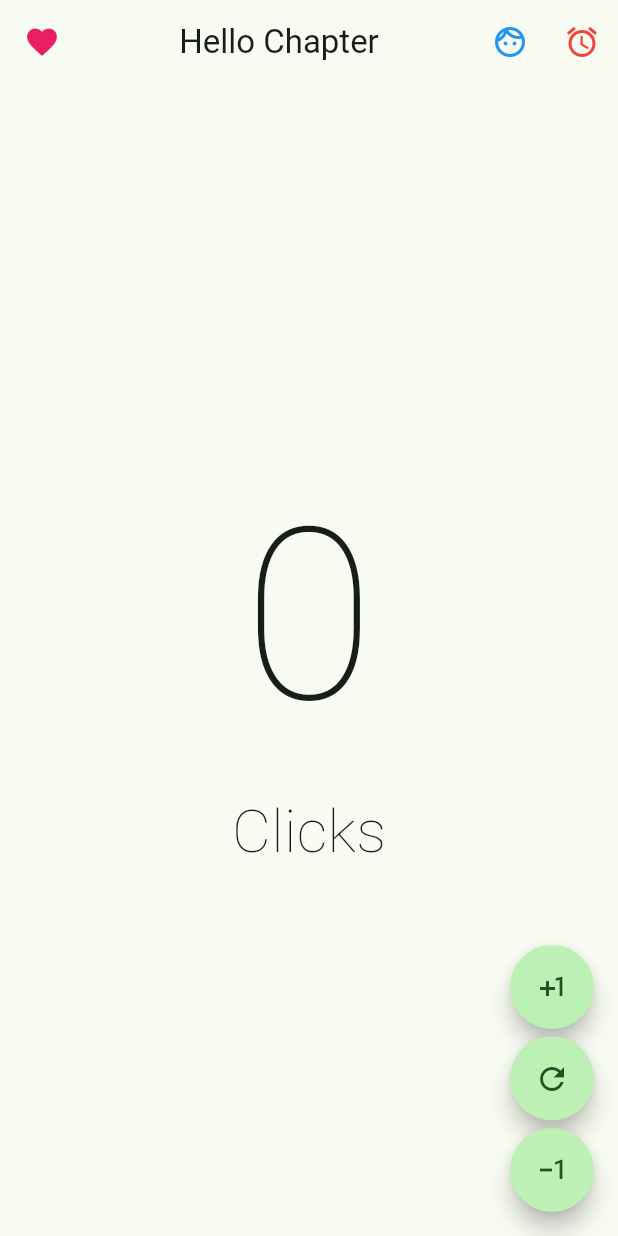
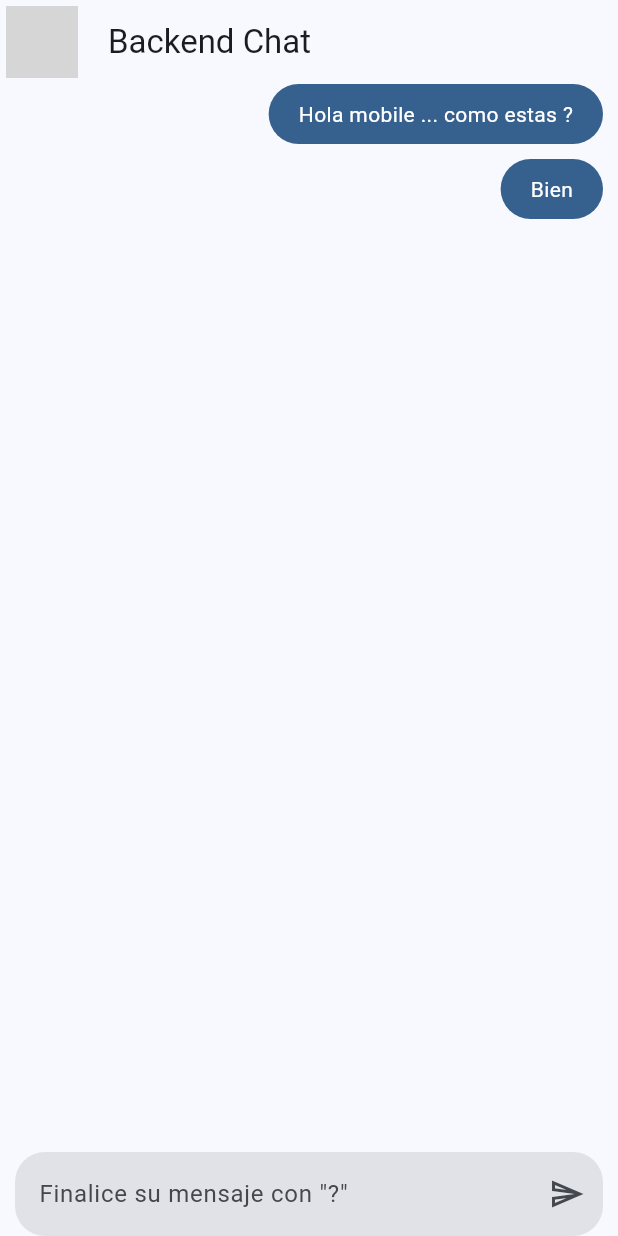
Before and after one commit to wugalde/labs_flutter, a Flutter app: the screen it shows after launch, on a phone screen of 412 x 824 dp. Run offline on Flutter 3.47's test engine with Material 2 defaults, Android fonts, the phone set to English and light mode, and no system bars; our stand-ins replace dio; network calls fail; grey boxes are pictures that could not be loaded.

Commit message:
chat finish

```diff
--- /dev/null
+++ b/lib/config/helpers/get_yes_no_answer.dart
@@ -0,0 +1,13 @@
+import 'package:dio/dio.dart';
+import 'package:labs_flutter/domain/entities/message.dart';
+import 'package:labs_flutter/infrastructure/models/yes_no_model.dart';
+
+class GetYesNoAnswer {
+  final dio = Dio();
+
+  Future<Message> getAnswer() async {
+    final response = await dio.get('https://yesno.wtf/api');
+    final YesNoModel model = YesNoModel.froJsonMap(response.data);
+    return model.toMessage();
+  }
+}
--- /dev/null
+++ b/lib/config/theme/app_theme.dart
@@ -0,0 +1,32 @@
+// ignore_for_file: public_member_api_docs, sort_constructors_first
+import 'package:flutter/material.dart';
+
+const _customColor = Color(0xFF49149F);
+
+const List<Color> _colorThemes = [
+  _customColor,
+  Colors.blue,
+  Colors.teal,
+  Colors.green,
+  Colors.yellow,
+  Colors.orange,
+  Colors.pink
+];
+
+class AppTheme {
+  final int selectedColor;
+
+  AppTheme({
+    required this.selectedColor,
+  })  : assert(selectedColor >= 0, 'El valor debe ser mayor a cero'),
+        assert(selectedColor < _colorThemes.length,
+            'El valor debe ser menor a ${_colorThemes.length}');
+
+  ThemeData theme() {
+    return ThemeData(
+      useMaterial3: true,
+      colorSchemeSeed: _colorThemes[selectedColor],
+      // brightness: Brightness.dark,
+    );
+  }
+}
--- /dev/null
+++ b/lib/domain/entities/message.dart
@@ -0,0 +1,9 @@
+enum FromWho { me, hers }
+
+class Message {
+  final String text;
+  final String? img;
+  final FromWho fromWho;
+
+  Message({required this.text, this.img, required this.fromWho});
+}
--- a/lib/main.dart
+++ b/lib/main.dart
@@ -1,5 +1,9 @@
 import 'package:flutter/material.dart';
-import 'package:labs_flutter/presentations/screen/counter/counter_screen.dart';
+import 'package:labs_flutter/presentation/providers/chat/chat_provider.dart';
+import 'package:labs_flutter/presentation/screen/chat/chat_sceen.dart';
+import 'package:provider/provider.dart';
+
+import 'config/theme/app_theme.dart';
 
 void main() {
   runApp(const MyApp());
@@ -10,13 +14,17 @@ class MyApp extends StatelessWidget {
 
   @override
   Widget build(BuildContext context) {
-    return MaterialApp(
-      debugShowCheckedModeBanner: false,
-      theme: ThemeData(
-        useMaterial3: true,
-        colorSchemeSeed: Colors.green,
+    return MultiProvider(
+      providers: [
+        ChangeNotifierProvider(
+          create: (_) => ChatProvider(),
+        )
+      ],
+      child: MaterialApp(
+        debugShowCheckedModeBanner: false,
+        theme: AppTheme(selectedColor: 1).theme(),
+        home: const ChatScreen(),
       ),
-      home: const CounterScreen(),
     );
   }
 }
--- /dev/null
+++ b/lib/presentation/screen/chat/chat_sceen.dart
@@ -0,0 +1,60 @@
+import 'package:flutter/material.dart';
+import 'package:labs_flutter/domain/entities/message.dart';
+import 'package:labs_flutter/presentation/providers/chat/chat_provider.dart';
+import 'package:labs_flutter/presentation/widgets/chat/her_message_bubble.dart';
+import 'package:labs_flutter/presentation/widgets/chat/my_message_bubble.dart';
+import 'package:labs_flutter/presentation/widgets/shared/message_field_box.dart';
+import 'package:provider/provider.dart';
+
+class ChatScreen extends StatelessWidget {
+  const ChatScreen({super.key});
+
+  @override
+  Widget build(BuildContext context) {
+    return Scaffold(
+      appBar: AppBar(
+        leading: const Padding(
+          padding: EdgeInsets.all(4),
+          child: CircleAvatar(
+            backgroundImage: NetworkImage(
+                'https://raw.githubusercontent.com/wugalde/labs_flutter/main/assets/chapter-mobile.png'),
+          ),
+        ),
+        title: const Text('Backend Chat'),
+      ),
+      body: _ChatView(),
+    );
+  }
+}
+
+class _ChatView extends StatelessWidget {
+  @override
+  Widget build(BuildContext context) {
+    final chatPrivider = context.watch<ChatProvider>();
+    return SafeArea(
+      child: Padding(
+        padding: const EdgeInsets.symmetric(horizontal: 10),
+        child: Column(
+          children: [
+            Expanded(
+              child: ListView.builder(
+                controller: chatPrivider.chatScrollController,
+                itemCount: chatPrivider.messageList.length,
+                itemBuilder: (context, index) {
+                  Message message = chatPrivider.messageList[index];
+                  return (message.fromWho == FromWho.hers)
+                      ? HerMessageBubble(message: message)
+                      : MyMessageBubble(message: message);
+                },
+              ),
+            ),
+            MessageFieldBox(
+              // onValue: (value) => chatPrivider.sendMessage(value),
+              onValue: chatPrivider.sendMessage,
+            ),
+          ],
+        ),
+      ),
+    );
+  }
+}
--- /dev/null
+++ b/lib/presentation/widgets/chat/my_message_bubble.dart
@@ -0,0 +1,37 @@
+import 'package:flutter/material.dart';
+import 'package:labs_flutter/domain/entities/message.dart';
+
+class MyMessageBubble extends StatelessWidget {
+  final Message message;
+  const MyMessageBubble({super.key, required this.message});
+
+  @override
+  Widget build(BuildContext context) {
+    final colors = Theme.of(context).colorScheme;
+
+    return Column(
+      crossAxisAlignment: CrossAxisAlignment.end,
+      children: [
+        Container(
+          decoration: BoxDecoration(
+            color: colors.primary,
+            borderRadius: BorderRadius.circular(20),
+          ),
+          child: Padding(
+            padding: const EdgeInsets.symmetric(
+              horizontal: 20,
+              vertical: 10,
+            ),
+            child: Text(
+              message.text,
+              style: const TextStyle(color: Colors.white),
+            ),
+          ),
+        ),
+        const SizedBox(
+          height: 10,
+        )
+      ],
+    );
+  }
+}
--- /dev/null
+++ b/lib/presentation/widgets/shared/message_field_box.dart
@@ -0,0 +1,48 @@
+import 'package:flutter/material.dart';
+
+class MessageFieldBox extends StatelessWidget {
+  final ValueChanged<String> onValue;
+
+  const MessageFieldBox({super.key, required this.onValue});
+
+  @override
+  Widget build(BuildContext context) {
+    final textController = TextEditingController();
+    final focusNode = FocusNode();
+
+    final oiboder = OutlineInputBorder(
+      borderSide: const BorderSide(
+        color: Colors.transparent,
+      ),
+      borderRadius: BorderRadius.circular(20),
+    );
+
+    final inputDecoration = InputDecoration(
+      hintText: 'Finalice su mensaje con "?"',
+      filled: true,
+      enabledBorder: oiboder,
+      focusedBorder: oiboder,
+      suffixIcon: IconButton(
+        icon: const Icon(Icons.send_outlined),
+        onPressed: () {
+          final textValue = textController.value.text;
+          onValue(textValue);
+          textController.clear();
+        },
+      ),
+    );
+    return TextFormField(
+      onTapOutside: (event) {
+        focusNode.unfocus();
+      },
+      focusNode: focusNode,
+      controller: textController,
+      decoration: inputDecoration,
+      onFieldSubmitted: (value) {
+        onValue(value);
+        textController.clear();
+        focusNode.requestFocus();
+      },
+    );
+  }
+}
--- a/pubspec.yaml
+++ b/pubspec.yaml
@@ -36,6 +36,12 @@ dependencies:
   # The following adds the Cupertino Icons font to your application.
   # Use with the CupertinoIcons class for iOS style icons.
   cupertino_icons: ^1.0.2
+
+  # Provider
+  provider: ^6.0.5
+
+  # http
+  dio: ^5.3.0
 
 dev_dependencies:
   flutter_test:
```
Also changed, not shown: lib/infrastructure/models/yes_no_model.dart (added, +20 -0 lines), lib/presentation/providers/chat/chat_provider.dart (added, +45 -0 lines), lib/presentation/widgets/chat/her_message_bubble.dart (added, +67 -0 lines), lib/presentation/screen/counter/counter_screen.dart (renamed from lib/presentations/screen/counter/counter_screen.dart), pubspec.lock, 1 other file.
